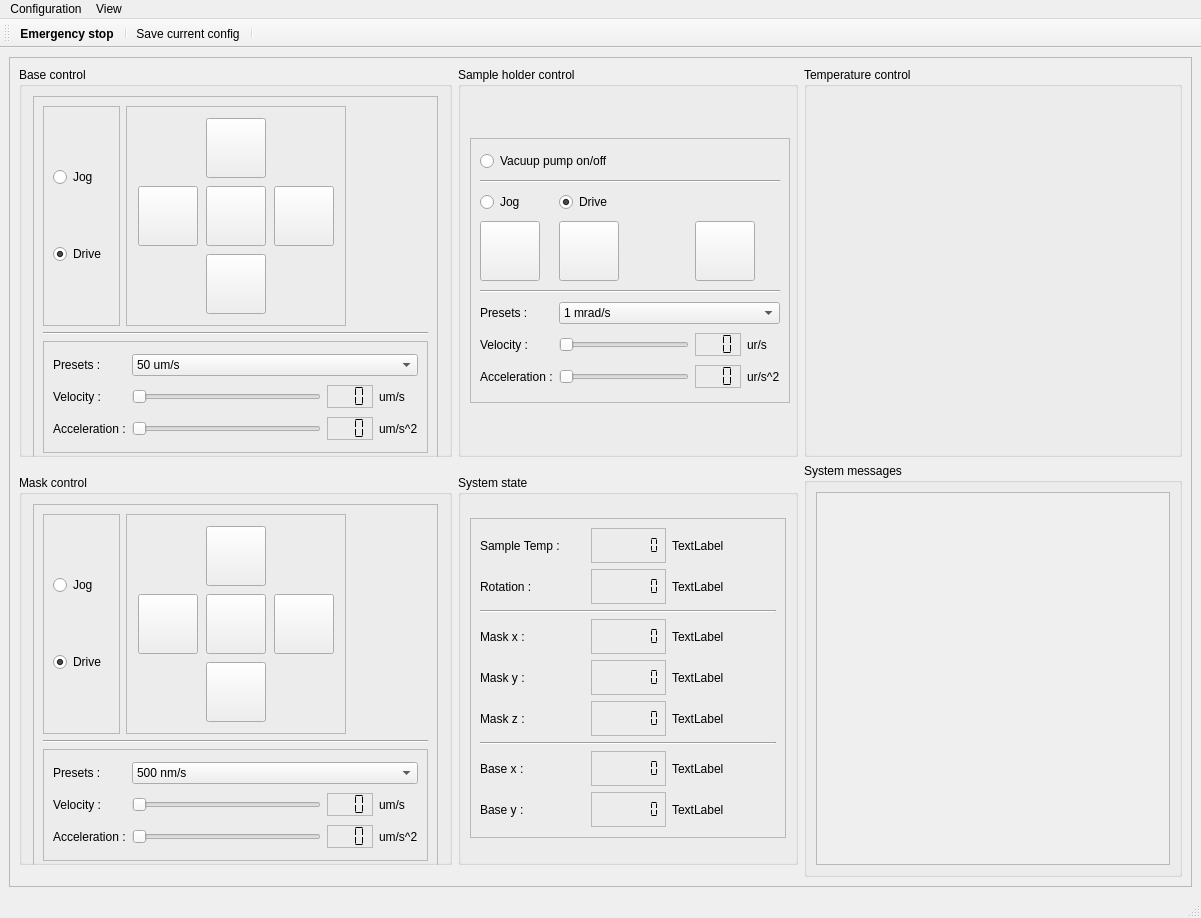
Before: the Qt Designer form MainGuiWindow/form.ui in BasKleinIkkink/RC-FAB-2D-Heterostructures, drawn with Qt 5.
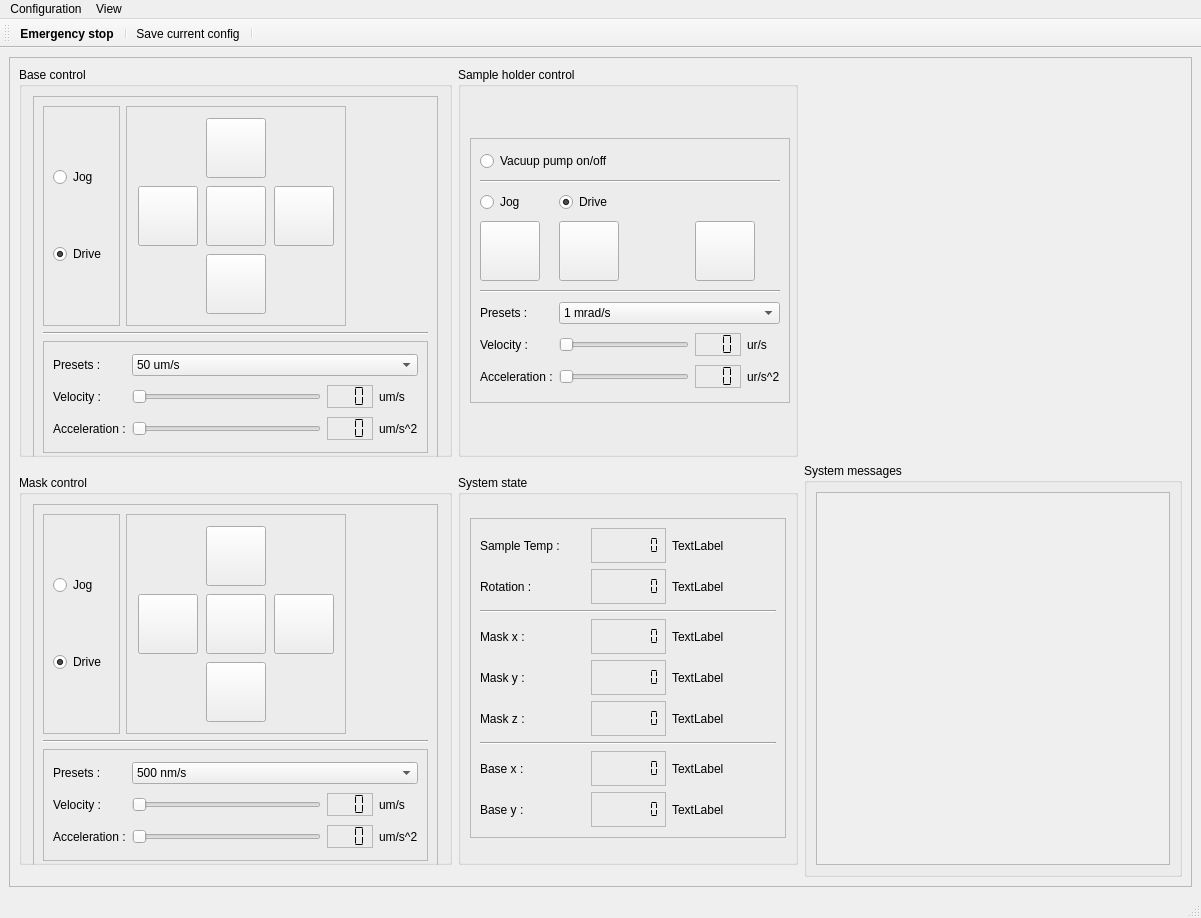
After: the same form once the commit is applied. Icons and pictures are not drawn.

Diff of the .ui file:
```diff
--- a/MainGuiWindow/form.ui
+++ b/MainGuiWindow/form.ui
@@ -383,23 +383,6 @@
          </layout>
         </widget>
        </item>
-       <item row="0" column="2" rowspan="2">
-        <widget class="QGroupBox" name="temperatureControlBox">
-         <property name="sizePolicy">
-          <sizepolicy hsizetype="Minimum" vsizetype="Minimum">
-           <horstretch>0</horstretch>
-           <verstretch>0</verstretch>
-          </sizepolicy>
-         </property>
-         <property name="title">
-          <string>Temperature control</string>
-         </property>
-         <property name="checkable">
-          <bool>false</bool>
-         </property>
-         <layout class="QGridLayout" name="gridLayout_12"/>
-        </widget>
-       </item>
        <item row="0" column="0" rowspan="2">
         <widget class="QGroupBox" name="baseControlBox">
          <property name="sizePolicy">
```
Left out of the diff: 20 changed lines with no effect on the pictures.
